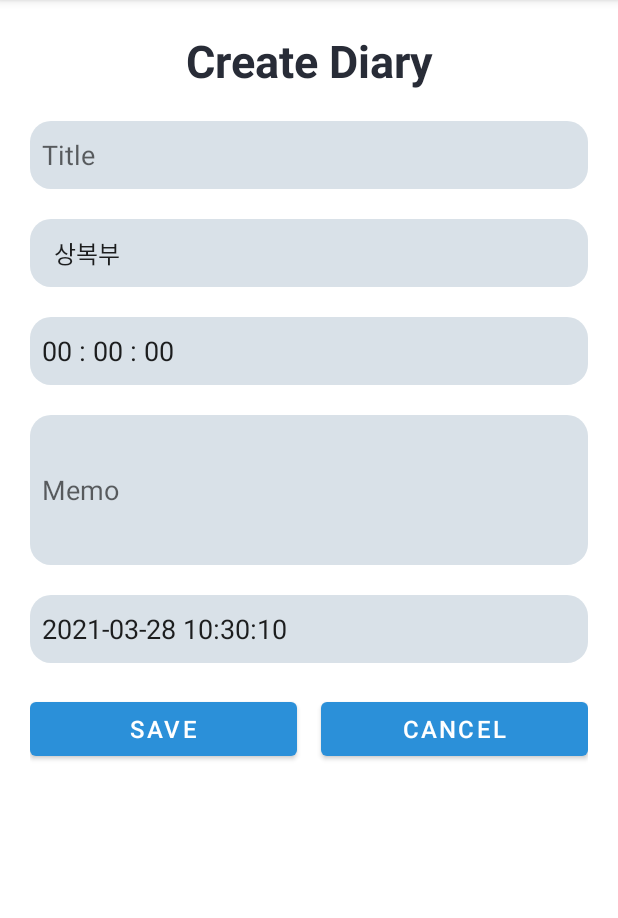
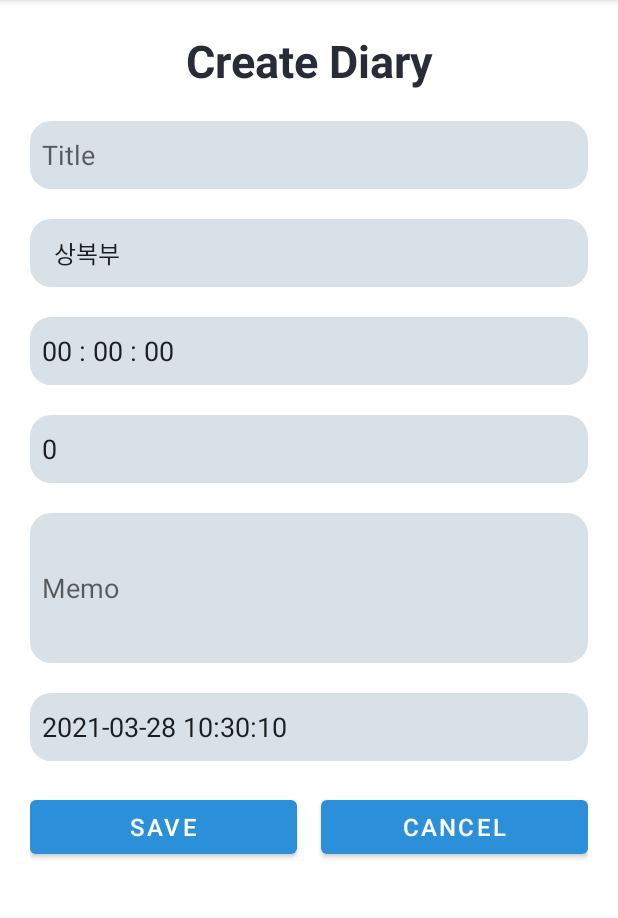
Before and after one commit to youngyin/exercise_helper, an Android app: the screen it shows after launch (DiaryActivity), after a tap on an icon or button, on a phone screen of 412 x 824 dp, the part 84-1002 px from its top. Run offline under Robolectric (Android 15) with nearby library versions, the phone set to English and light mode, and no system bars.

Commit message:
connect SQLite #3
- refactoring
- select avg(_AVERAGE), CATEGORY from DIARY where _AVERAGE > 0 and delay > 0 group by CATEGORY

```diff
--- a/exercise_helper_app/app/src/main/java/com/example/exercise_helper/DashboardActivity.java
+++ b/exercise_helper_app/app/src/main/java/com/example/exercise_helper/DashboardActivity.java
@@ -37,11 +37,10 @@ public class DashboardActivity extends AppCompatActivity {
         cursor = dbHelper.select_count_id_from_diary_group_by_category();
         draw_pieChart(pieChart, cursor);
 
-        cursor = dbHelper.select_count_id_from_diary_group_by_date();
+        cursor = dbHelper.select_sum_delay_from_diary_group_by_date();
         draw_VerticalBarChart(barChart, cursor);
 
         cursor = dbHelper.select_average_from_diary_group_by_category();
-        cursor = dbHelper.select_sum_delay_from_diary_group_by_category();
         draw_VerticalLineChart(lineChart, cursor);
     }
 
--- a/exercise_helper_app/app/src/main/java/com/example/exercise_helper/MainActivity.java
+++ b/exercise_helper_app/app/src/main/java/com/example/exercise_helper/MainActivity.java
@@ -35,6 +35,7 @@ public class MainActivity extends AppCompatActivity implements View.OnClickListe
         setContentView(R.layout.activity_main);
 
         dbHelper = new DBHelper(getApplicationContext()); // connect db
+        MyPointer.resetAll();
 
         initView();
         //custom_RecyclerView_Style();
--- a/exercise_helper_app/app/src/main/java/com/example/exercise_helper/MyPointer.java
+++ b/exercise_helper_app/app/src/main/java/com/example/exercise_helper/MyPointer.java
@@ -36,4 +36,10 @@ public class MyPointer {
     public static void setDictionary(Dictionary item) {
         dictionary = item;
     }
+
+    // reset
+    public static void resetAll(){
+        dictionary = null;
+        mode = null;
+    }
 }
--- a/exercise_helper_app/app/src/main/res/layout/activity_dashboard.xml
+++ b/exercise_helper_app/app/src/main/res/layout/activity_dashboard.xml
@@ -57,9 +57,9 @@
                 android:layout_width="match_parent"
                 android:layout_height="@dimen/default_graph_size"
                 android:layout_gravity="center"
+                android:layout_marginLeft="@dimen/layout_big_space"
                 android:layout_marginTop="@dimen/layout_big_space"
-                android:layout_marginLeft="@dimen/layout_big_space"
-                android:layout_marginRight="@dimen/layout_big_space"/>
+                android:layout_marginRight="@dimen/layout_big_space" />
 
             <TextView
                 android:layout_width="match_parent"
--- a/exercise_helper_app/app/src/main/res/layout/activity_diary.xml
+++ b/exercise_helper_app/app/src/main/res/layout/activity_diary.xml
@@ -61,6 +61,18 @@
                 />
 
             <EditText
+                android:id="@+id/sensor_editTV"
+                android:layout_width="match_parent"
+                android:layout_height="wrap_content"
+                android:layout_marginTop="@dimen/layout_big_space"
+                android:layout_marginLeft="@dimen/layout_big_space"
+                android:layout_marginRight="@dimen/layout_big_space"
+                android:background="@drawable/memo_border"
+                android:padding="@dimen/layout_default_space"
+                android:hint="Sensor Data"
+                />
+
+            <EditText
                 android:id="@+id/content_editTV"
                 android:layout_width="match_parent"
                 android:layout_height="100dp"
```
Also changed, not shown: exercise_helper_app/app/src/main/java/com/example/exercise_helper/DBHelper.java (+14 -4 lines), exercise_helper_app/app/src/main/java/com/example/exercise_helper/DiaryActivity.java (+63 -57 lines), exercise_helper_app/app/src/main/res/values/strings.xml (+13 -3 lines).
